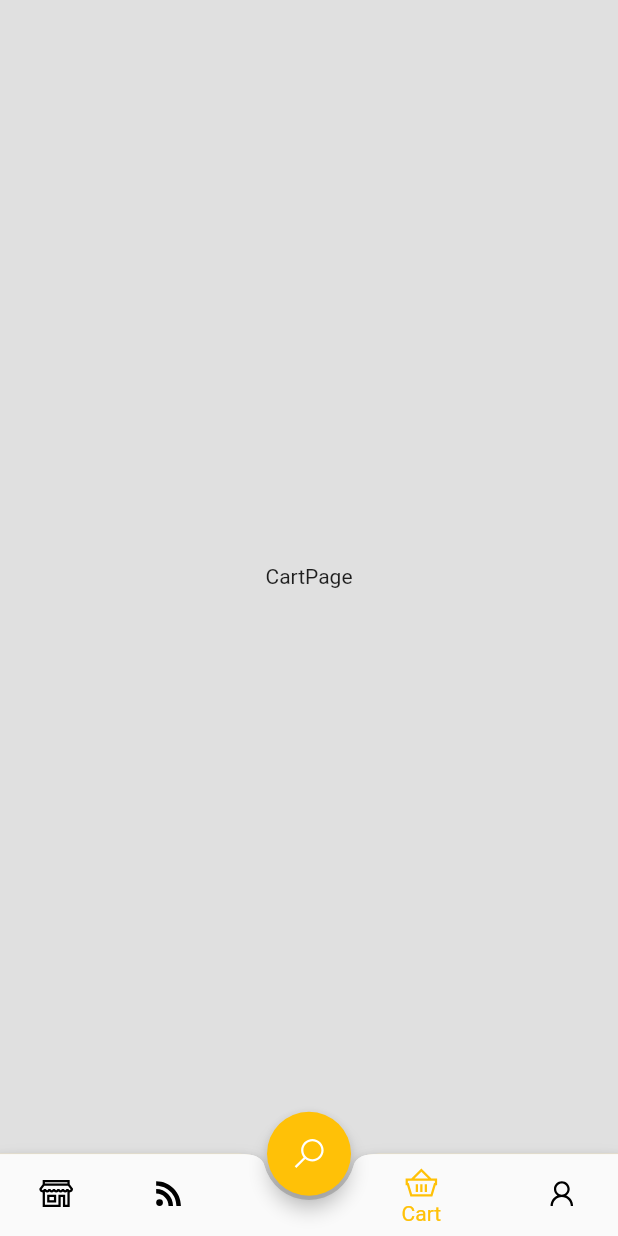
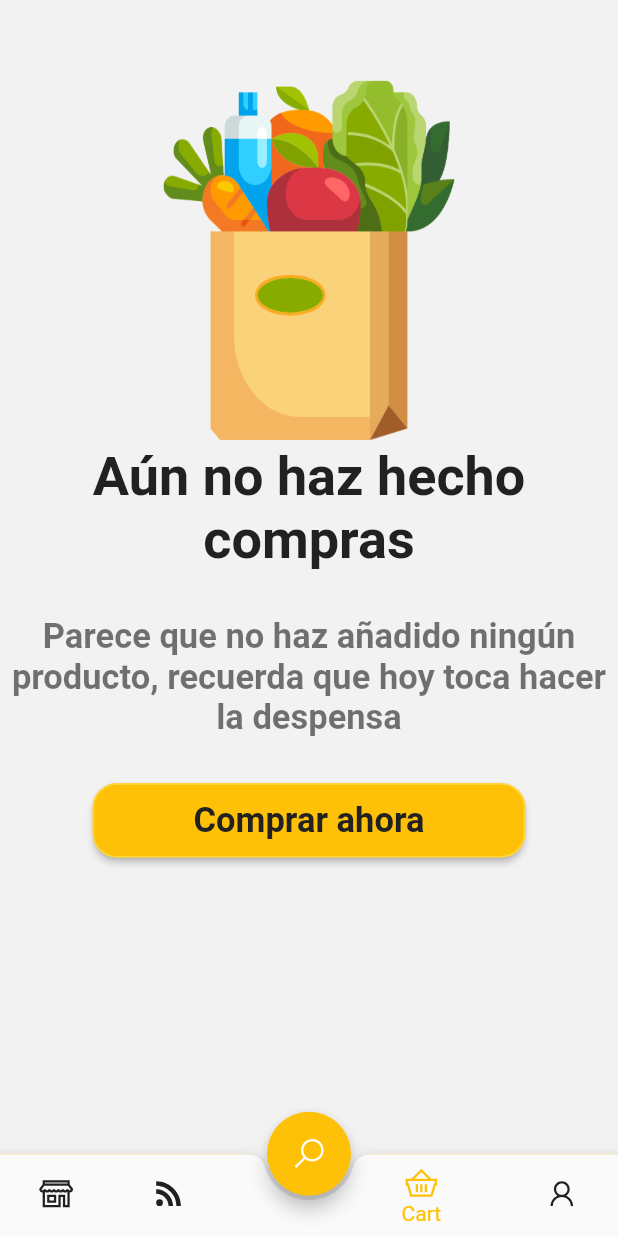
Before and after one commit to axelfelixfr/ecommerce-application, a Flutter app: the screen it shows after launch, item 4 of the bottom bar chosen, on a phone screen of 412 x 824 dp. Run offline on Flutter 3.47's test engine with Material 2 defaults, Android fonts, the phone set to English and light mode, and no system bars; our stand-ins replace line_icons, shared_preferences; missing offline and left inert: list_tile_switch; network calls fail.

Commit message:
Widget de carrito vacio en pagina de cart terminada

```diff
--- a/lib/main.dart
+++ b/lib/main.dart
@@ -1,8 +1,8 @@
-import 'package:ecommerce_application/utilities/my_app_theme.dart';
 import 'package:flutter/material.dart';
-import 'package:ecommerce_application/widgets/bottom_navigation.dart';
 import 'package:provider/provider.dart';
 import 'providers/dark_theme_provider.dart';
+import 'utilities/my_app_theme.dart';
+import 'widgets/bottom_navigation.dart';
 
 void main() {
   runApp(AppEcommerce());
@@ -39,7 +39,8 @@ class _AppEcommerceState extends State<AppEcommerce> {
         child:
             Consumer<DarkThemeProvider>(builder: (context, themeData, child) {
           return MaterialApp(
-            title: 'Flutter Demo',
+            title: 'Mercado a Distancia',
+            debugShowCheckedModeBanner: false,
             theme: MyAppTheme.themeData(themeChangeProvider.darkTheme, context),
             home: MyBottomNavigation(),
           );
--- a/lib/pages/cart_page.dart
+++ b/lib/pages/cart_page.dart
@@ -1,8 +1,9 @@
+import 'package:ecommerce_application/widgets/cart_empty.dart';
 import 'package:flutter/material.dart';
 
 class CartPage extends StatelessWidget {
   @override
   Widget build(BuildContext context) {
-    return Scaffold(body: Center(child: Text('CartPage')));
+    return CartEmpty();
   }
 }
--- a/lib/utilities/my_app_colors.dart
+++ b/lib/utilities/my_app_colors.dart
@@ -2,6 +2,7 @@ import 'package:flutter/material.dart';
 
 class MyAppColors {
   static Color black = Color(0xFF000000);
+  static Color black87 = Color(0xDD000000);
   static Color white = Color(0xFFFFFFFF);
   static Color title = Color(0xDD000000);
   static Color subTitle = Color(0x8A000000);
--- a/lib/utilities/my_app_theme.dart
+++ b/lib/utilities/my_app_theme.dart
@@ -5,12 +5,16 @@ import 'package:flutter/material.dart';
 class MyAppTheme {
   static ThemeData themeData(bool isDarkTheme, BuildContext context) {
     return ThemeData(
-      scaffoldBackgroundColor:
-          isDarkTheme ? Colors.black : Colors.grey.shade300,
+      scaffoldBackgroundColor: isDarkTheme
+          ? Color.fromARGB(255, 33, 33, 33)
+          : Color.fromARGB(255, 242, 242, 242),
       primarySwatch: Colors.purple,
-      primaryColor: isDarkTheme ? Colors.black : Colors.grey.shade300,
+      primaryColor: isDarkTheme
+          ? Color.fromARGB(255, 33, 33, 33)
+          : Color.fromARGB(255, 242, 242, 242),
       accentColor: Colors.deepPurple,
-      backgroundColor: isDarkTheme ? Colors.grey.shade700 : Colors.white,
+      backgroundColor:
+          isDarkTheme ? Color.fromARGB(255, 242, 242, 242) : Colors.white,
       indicatorColor: isDarkTheme ? Color(0xff0E1D36) : Color(0xffCBDCF8),
       buttonColor: isDarkTheme ? Color(0xff3B3B3B) : Color(0xffF1F5FB),
       hintColor: isDarkTheme ? Colors.grey.shade300 : Colors.grey.shade800,
@@ -18,9 +22,11 @@ class MyAppTheme {
       hoverColor: isDarkTheme ? Color(0xff3A3A3B) : Color(0xff4285F4),
       focusColor: isDarkTheme ? Color(0xff0B2512) : Color(0xffA8DAB5),
       disabledColor: Colors.grey,
-      textSelectionColor: isDarkTheme ? Colors.white : Colors.black,
+      textSelectionColor:
+          isDarkTheme ? Colors.white : Color.fromARGB(255, 33, 33, 33),
       cardColor: isDarkTheme ? Color(0xFF151515) : Colors.white,
-      canvasColor: isDarkTheme ? Colors.black87 : Colors.grey[50],
+      canvasColor:
+          isDarkTheme ? Color.fromARGB(255, 33, 33, 33) : Colors.grey[50],
       brightness: isDarkTheme ? Brightness.dark : Brightness.light,
       buttonTheme: Theme.of(context).buttonTheme.copyWith(
           colorScheme: isDarkTheme ? ColorScheme.dark() : ColorScheme.light()),
--- a/lib/widgets/bottom_navigation.dart
+++ b/lib/widgets/bottom_navigation.dart
@@ -54,7 +54,7 @@
               height: kBottomNavigationBarHeight * 0.98,
               decoration: const BoxDecoration(
                   border:
-                      Border(top: BorderSide(width: 0.3, color: Colors.amber))),
+                      Border(top: BorderSide(width: 0.5, color: Colors.amber))),
               child: BottomNavigationBar(
                   onTap: _selectPage,
                   backgroundColor: Theme.of(context).primaryColor,
--- /dev/null
+++ b/lib/widgets/cart_empty.dart
@@ -0,0 +1,60 @@
+import 'package:ecommerce_application/utilities/my_app_colors.dart';
+import 'package:flutter/material.dart';
+import 'package:ecommerce_application/providers/dark_theme_provider.dart';
+import 'package:provider/provider.dart';
+
+class CartEmpty extends StatelessWidget {
+  @override
+  Widget build(BuildContext context) {
+    final themeChange = Provider.of<DarkThemeProvider>(context);
+
+    return Column(crossAxisAlignment: CrossAxisAlignment.center, children: [
+      Container(
+        margin: EdgeInsets.only(top: 50),
+        width: 200,
+        height: MediaQuery.of(context).size.height * 0.3,
+        decoration: BoxDecoration(
+            image: DecorationImage(
+                fit: BoxFit.fill,
+                image: AssetImage('assets/img/shoppingbag.png'))),
+      ),
+      Text('Aún no haz hecho compras',
+          textAlign: TextAlign.center,
+          style: TextStyle(
+              color: Theme.of(context).textSelectionColor,
+              fontSize: 36,
+              fontWeight: FontWeight.w600)),
+      SizedBox(height: 30),
+      Padding(
+        padding: const EdgeInsets.only(left: 5, right: 5),
+        child: Text(
+            'Parece que no haz añadido ningún producto, recuerda que hoy toca hacer la despensa',
+            textAlign: TextAlign.center,
+            style: TextStyle(
+                color: themeChange.darkTheme
+                    ? Theme.of(context).disabledColor
+                    : MyAppColors.subTitle,
+                fontSize: 23,
+                fontWeight: FontWeight.w600)),
+      ),
+      SizedBox(height: 30),
+      Container(
+        width: MediaQuery.of(context).size.width * 0.7,
+        height: MediaQuery.of(context).size.height * 0.06,
+        child: RaisedButton(
+            onPressed: () {},
+            shape: RoundedRectangleBorder(
+              borderRadius: BorderRadius.circular(16),
+              side: BorderSide(color: Colors.amberAccent),
+            ),
+            color: Colors.amber,
+            child: Text('Comprar ahora',
+                textAlign: TextAlign.center,
+                style: TextStyle(
+                    color: Theme.of(context).textSelectionColor,
+                    fontSize: 23,
+                    fontWeight: FontWeight.w600))),
+      )
+    ]);
+  }
+}
--- a/pubspec.yaml
+++ b/pubspec.yaml
@@ -1,5 +1,5 @@
 name: ecommerce_application
-description: A new Flutter project.
+description: Ecommerce Aplication
 
 # The following line prevents the package from being accidentally published to
 # pub.dev using `pub publish`. This is preferred for private packages.
@@ -47,8 +47,8 @@ flutter:
   uses-material-design: true
 
   # To add assets to your application, add an assets section, like this:
-  # assets:
-  #   - images/a_dot_burr.jpeg
+  assets:
+    - assets/img/
   #   - images/a_dot_ham.jpeg
 
   # An image asset can refer to one or more resolution-specific "variants", see
```
Also changed, not shown: assets/img/basketempty.png (added), assets/img/calendarshopping.png (added), assets/img/market.png (added), assets/img/online-shopping.png (added), assets/img/onlineshopping.png (added), assets/img/shoppingbag.png (added), assets/img/shoppingbasket.png (added), assets/img/shoppingcart.png (added).
